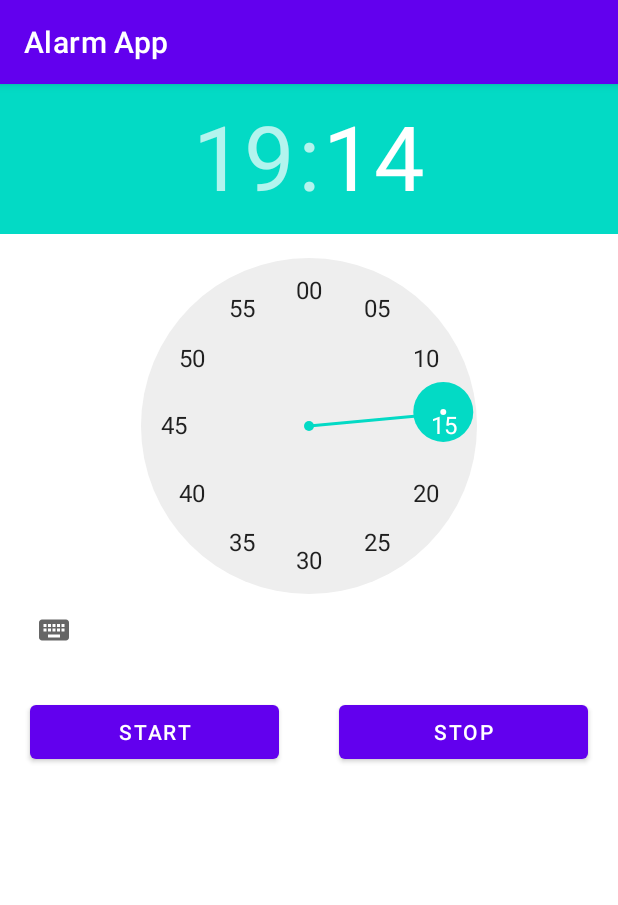
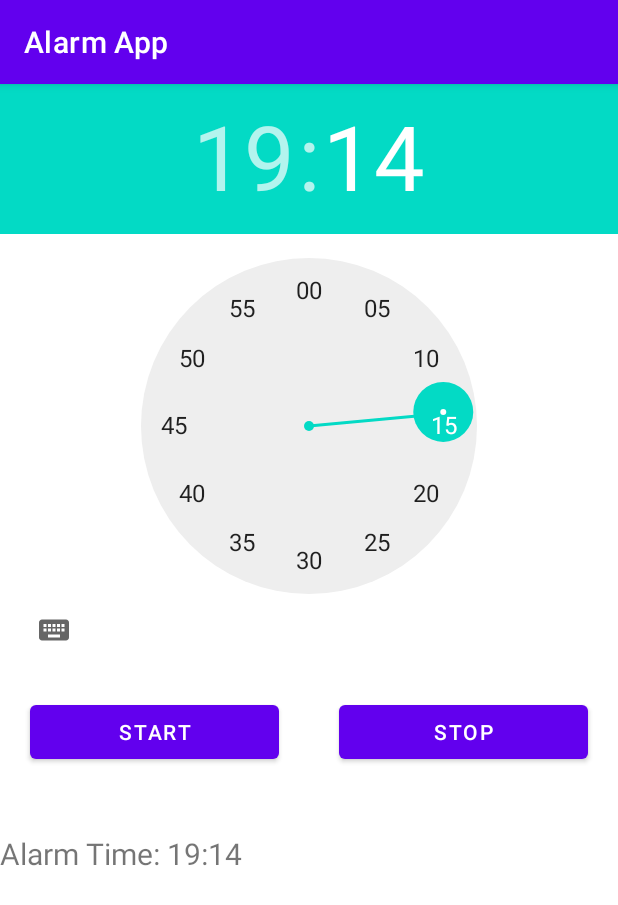
Before and after one commit to Vishesh20155/Mobile-Computing, an Android app: the screen it shows after launch (MainActivity), after a tap on "START", on a phone screen of 412 x 824 dp. Shown: the top 905 px of the screen. Run offline under Robolectric (Android 15) with nearby library versions, the phone set to English and light mode, and no system bars; 2 other taps on this screen came first.

```diff
--- a/app/src/main/AndroidManifest.xml
+++ b/app/src/main/AndroidManifest.xml
@@ -20,7 +20,8 @@
 
         <activity
             android:name=".MainActivity"
-            android:exported="true">
+            android:exported="true"
+            android:configChanges="screenSize|orientation|keyboard">
             <intent-filter>
                 <action android:name="android.intent.action.MAIN" />
 
--- a/app/src/main/java/com/example/alarmapp/AlarmsFragment.kt
+++ b/app/src/main/java/com/example/alarmapp/AlarmsFragment.kt
@@ -8,6 +8,7 @@ import android.view.LayoutInflater
 import android.view.View
 import android.view.ViewGroup
 import android.widget.Button
+import android.widget.TextView
 import android.widget.TimePicker
 import android.widget.Toast
 import androidx.annotation.RequiresApi
@@ -27,6 +28,8 @@ class AlarmsFragment : Fragment() {
     // TODO: Rename and change types of parameters
     private var param1: String? = null
     private var param2: String? = null
+    var curr = 0
+    private lateinit var contentTextView: TextView
 
     override fun onCreate(savedInstanceState: Bundle?) {
         super.onCreate(savedInstanceState)
@@ -47,13 +50,20 @@ class AlarmsFragment : Fragment() {
         val timePicker: TimePicker = v.findViewById(R.id.timePicker_Alarm)
         timePicker.setIs24HourView(true)
 
+        contentTextView = v.findViewById(R.id.content)
+
         val startButton: Button = v.findViewById(R.id.btn_Start)
         startButton.setOnClickListener {
-            print("Here")
-            println(LocalDateTime.now().hour)
+
 //            Toast.makeText(this, LocalDateTime.now().hour.(), Toast.LENGTH_SHORT).show()
             val hour = timePicker.hour
             val min = timePicker.minute
+
+            if (curr<5){
+                var contentText = contentTextView.text
+                contentTextView.text = contentText.toString() + "\nAlarm Time: " + hour.toString() + ":" + min.toString()
+                curr += 1
+            }
 
             val intent = Intent(context, AlarmService::class.java)
             intent.putExtra("Hour", hour)
@@ -63,11 +73,23 @@ class AlarmsFragment : Fragment() {
 
         val stopButton: Button = v.findViewById(R.id.btn_Stop)
         stopButton.setOnClickListener {
+            curr = 0
+            var contentText = contentTextView.text
+            contentText = ""
+            contentTextView.text = contentText
             val intent = Intent(context, AlarmService::class.java)
             context?.stopService(intent)
         }
 
         return v
+    }
+
+    fun setText(){
+        var contentText = contentTextView.text
+        contentText = ""
+        contentTextView.text = contentText
+
+        curr = 0
     }
 
     companion object {
--- a/app/src/main/res/layout/fragment_alarms.xml
+++ b/app/src/main/res/layout/fragment_alarms.xml
@@ -1,4 +1,7 @@
 <?xml version="1.0" encoding="utf-8"?>
+<ScrollView xmlns:android="http://schemas.android.com/apk/res/android"
+    android:layout_width="match_parent"
+    android:layout_height="match_parent">
     <LinearLayout xmlns:android="http://schemas.android.com/apk/res/android"
         xmlns:tools="http://schemas.android.com/tools"
         android:layout_width="wrap_content"
@@ -15,23 +18,23 @@
 
         <LinearLayout
             android:layout_width="match_parent"
-        android:layout_height="match_parent"
+            android:layout_height="wrap_content"
             android:orientation="horizontal">
 
             <Button
                 android:id="@+id/btn_Start"
                 android:layout_width="wrap_content"
                 android:layout_height="wrap_content"
+                android:layout_margin="20dp"
                 android:layout_weight="1"
-            android:layout_margin="20dp"
                 android:text="@string/start" />
 
             <Button
                 android:id="@+id/btn_Stop"
                 android:layout_width="wrap_content"
                 android:layout_height="wrap_content"
+                android:layout_margin="20dp"
                 android:layout_weight="1"
-            android:layout_margin="20dp"
                 android:text="@string/stop" />
         </LinearLayout>
 
@@ -39,6 +42,7 @@
             android:id="@+id/content"
             android:layout_width="match_parent"
             android:layout_height="wrap_content"
-        android:text="@string/hello_blank_fragment" />
+            android:textSize="20sp" />
 
     </LinearLayout>
+</ScrollView>
```
Also changed, not shown: app/src/main/java/com/example/alarmapp/AlarmService.kt (+63 -24 lines). Lines whose indentation alone changed are shown as unchanged.
